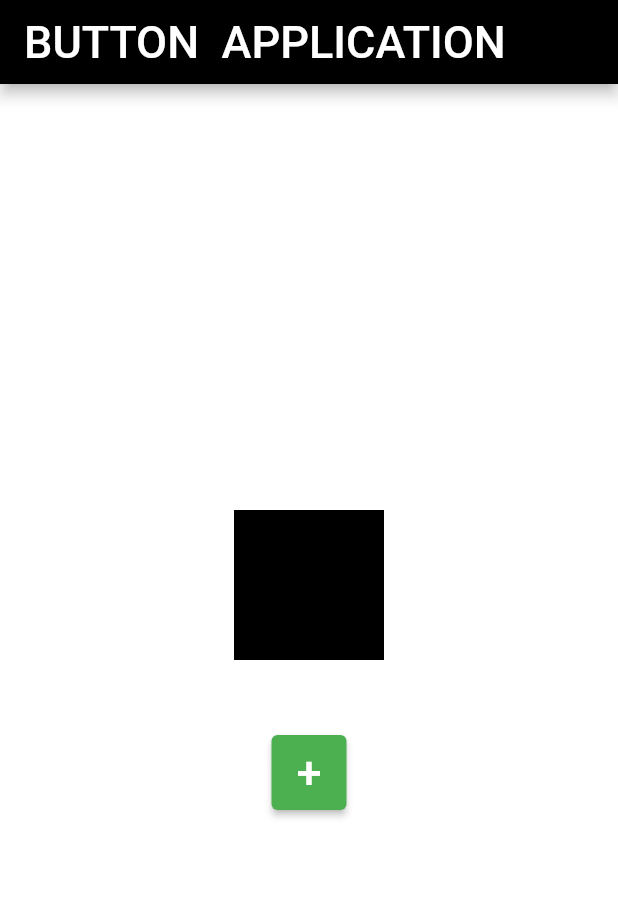
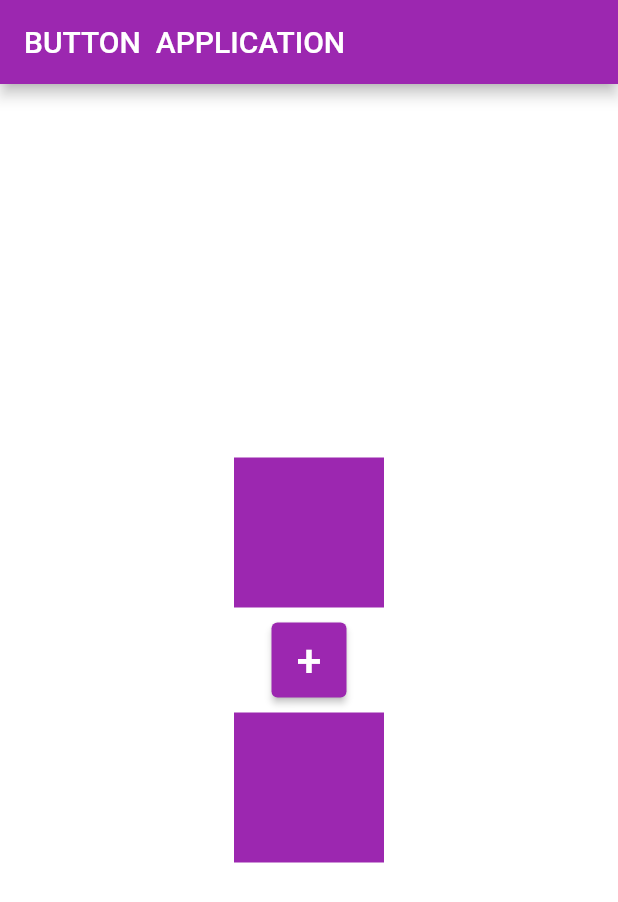
Before and after one commit to SwapnilAndhare1/Flutter-apps, a Flutter app: the screen it shows after launch, on a phone screen of 412 x 824 dp. Shown: the top 902 px of the screen. Run offline on Flutter 3.47's test engine with Material 2 defaults, Android fonts, the phone set to English and light mode, and no system bars; missing offline and left inert: dart:ffi.

Commit message:
Basic Project

```diff
--- a/project3/lib/main.dart
+++ b/project3/lib/main.dart
@@ -19,10 +19,10 @@ class MainApp extends StatelessWidget {
         appBar: AppBar(
           title: const Text('BUTTON  APPLICATION',
             style: TextStyle(
-              fontSize: 30,
+              fontSize: 20,
             ),
           ),
-          backgroundColor: Colors.black,
+          backgroundColor: Colors.purple,
         ),
         body: SizedBox(
           height: double.infinity,
@@ -35,10 +35,10 @@ class MainApp extends StatelessWidget {
                 Container(
                   height: 100,
                   width: 100,
-                  color: Colors.black,
+                  color: Colors.purple,
                 ),
                 Container(
-                  height: 50,
+                  height: 10,
                   width: 50,
                 ),
                 Container(
@@ -55,10 +55,18 @@ class MainApp extends StatelessWidget {
                     ),
                   ),
                   style: ElevatedButton.styleFrom(
-                    primary: Colors.green,
+                    primary: Colors.purple,
                   ),
                   ),
                 ),
+                Container(
+                  height: 10,
+                ),
+                Container(
+                  height: 100,
+                  width: 100,
+                  color: Colors.purple,
+                )
                 ],
                 )
               ],
```
